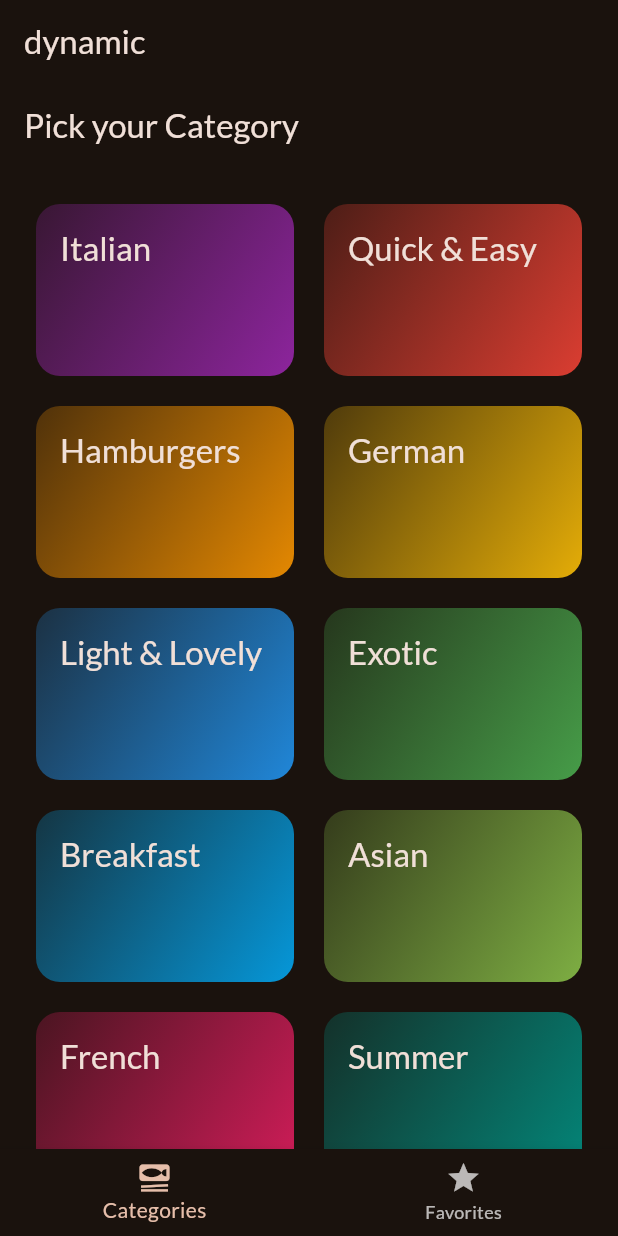
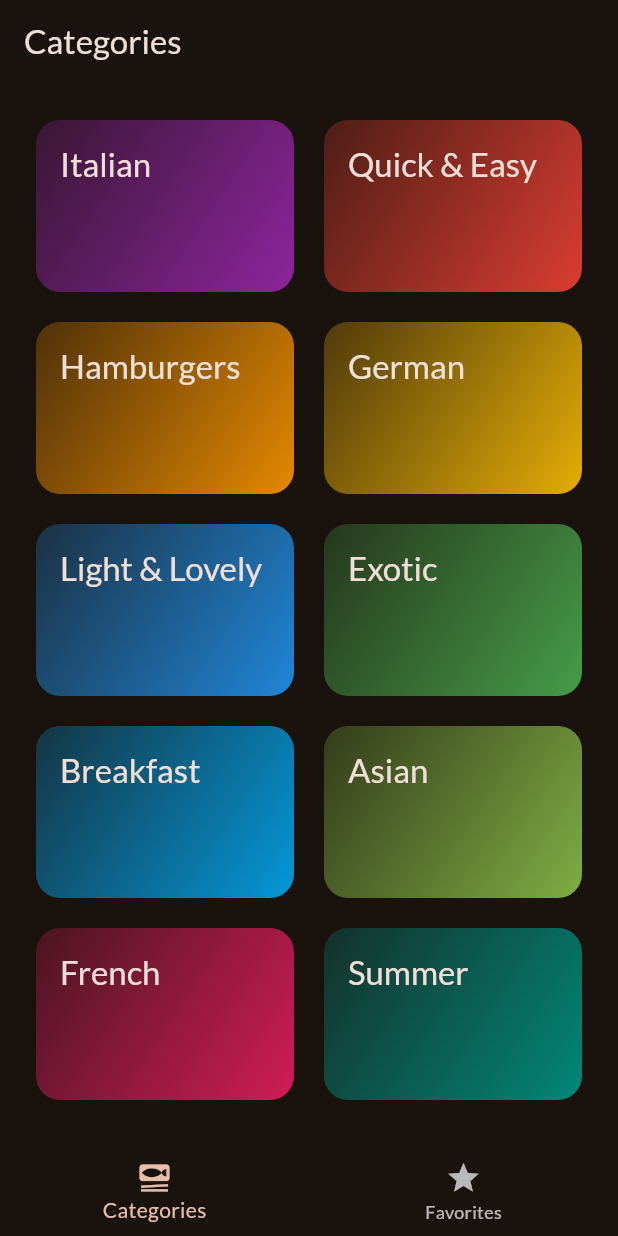
Before and after one commit to Daffnel/resturang_app, a Flutter app: the screen it shows after launch, on a phone screen of 412 x 824 dp. Run offline on Flutter 3.47's test engine with Material 3 defaults, Android fonts, the phone set to English and light mode, and no system bars; our stand-ins replace google_fonts, transparent_image.

Commit message:
Scaffold bugs

```diff
--- a/lib/main.dart
+++ b/lib/main.dart
@@ -26,7 +26,7 @@ class App extends StatelessWidget {
   Widget build(BuildContext context) {
     return MaterialApp(
       theme: theme,
-      home: TabsScreen(), //MealsScreen(title: 'Some category', meals: dummyMeals),
+      home: TabsScreen(), //Bottom navigation screen
     );
   }
 }
--- a/lib/screens/categories.dart
+++ b/lib/screens/categories.dart
@@ -23,11 +23,7 @@ class CategoriesScreen extends StatelessWidget {
 
   @override
   Widget build(BuildContext context) {
-    return Scaffold(
-      appBar: AppBar(
-        title: const Text('Pick your Category'),
-      ),
-      body: GridView(
+    return GridView(
       padding: const EdgeInsets.all(24),
       gridDelegate: const SliverGridDelegateWithFixedCrossAxisCount(
         crossAxisCount: 2,
@@ -46,7 +42,6 @@ class CategoriesScreen extends StatelessWidget {
           ),
         ),
       ],
-      ),
     );
   }
 }
--- a/lib/screens/meals.dart
+++ b/lib/screens/meals.dart
@@ -3,16 +3,16 @@ import 'package:resturang_app/models/meal.dart';
 import 'package:resturang_app/widgets/meal_item.dart';
 
 class MealsScreen extends StatelessWidget {
-  const MealsScreen({required this.title, required this.meals, super.key});
+  const MealsScreen({this.title, required this.meals, super.key});
 
-  final String title;
+  final String? title;
   final List<Meal> meals;
 
   @override
   Widget build(BuildContext context) {
     return Scaffold(
       appBar: AppBar(
-        title: Text(title),
+        title: Text(title!),
       ),
       body: meals.isNotEmpty
           ? ListView.builder(
--- a/lib/screens/tabs.dart
+++ b/lib/screens/tabs.dart
@@ -31,13 +31,14 @@ class _TabsScreenState extends State<TabsScreen> {
     return Scaffold(
       bottomNavigationBar: BottomNavigationBar(
         onTap: _selectPage,
+        currentIndex: _selectedPageIndex,
         items: const [
           BottomNavigationBarItem(icon: Icon(Icons.set_meal), label: 'Categories'),
           BottomNavigationBarItem(icon: Icon(Icons.star), label: 'Favorites'),
         ],
       ),
       body: activePage,
-      appBar: AppBar(title: Text('dynamic')),
+      appBar: AppBar(title: Text(activePageTitle)),
     );
   }
 }
```
Lines whose indentation alone changed are shown as unchanged.
